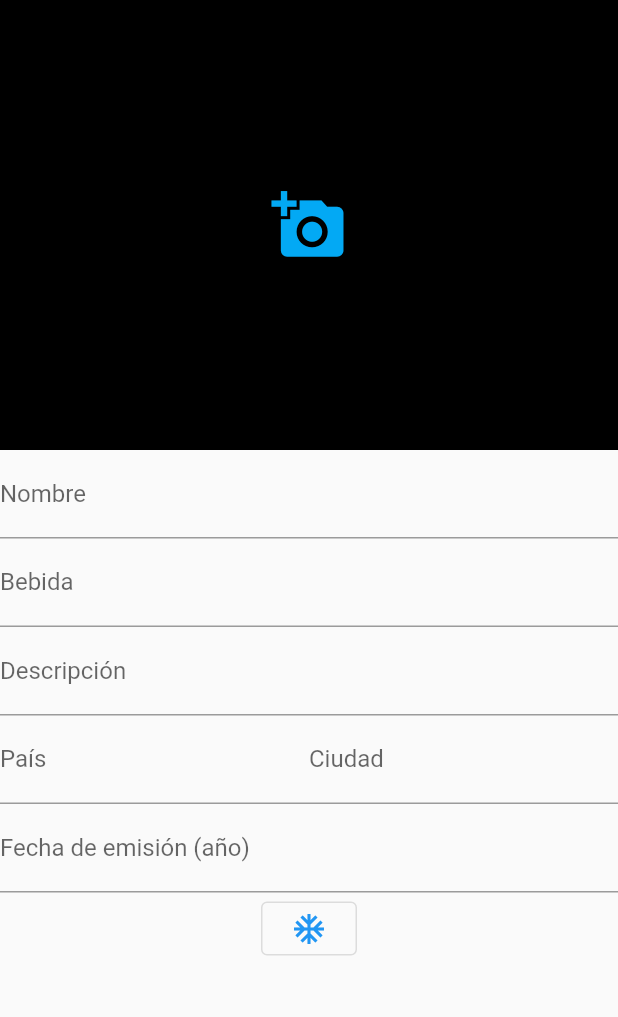
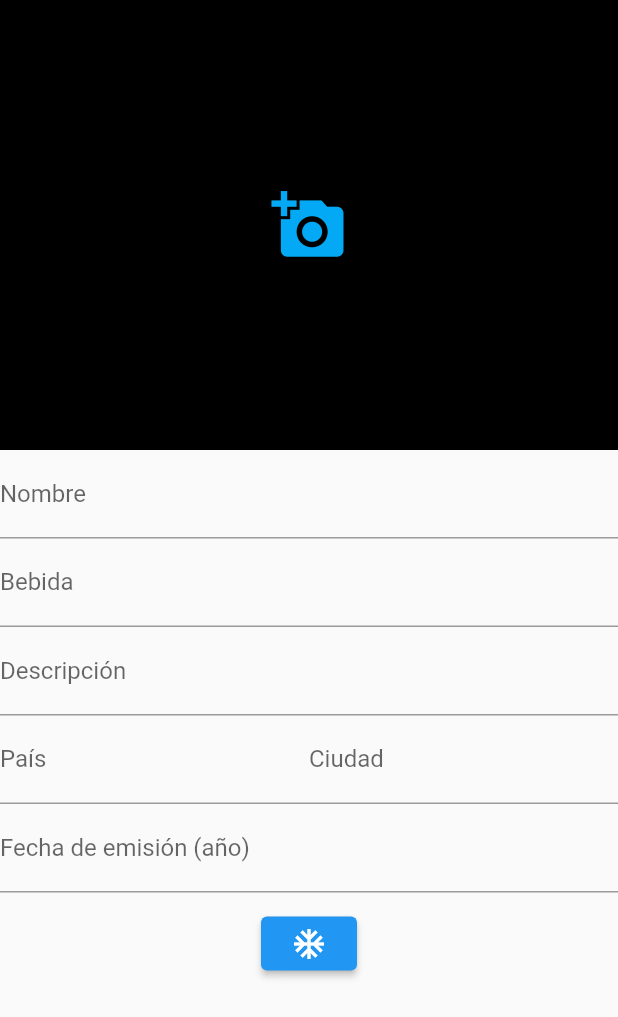
Before and after one commit to JulianOjea/bottle_cap_gallery, a Flutter app: the AddItem widget shown alone on an empty page, opened directly, on a phone screen of 412 x 824 dp. Shown: the top 1017 px of the screen. Run offline on Flutter 3.47's test engine with Material 2 defaults, Android fonts, the phone set to English and light mode, and no system bars; our stand-ins replace flutter_typeahead, sqflite, transparent_image; accounts and stored records are empty.

Commit message:
item with new fields

```diff
--- a/lib/src/views/ui/add_item_view.dart
+++ b/lib/src/views/ui/add_item_view.dart
@@ -4,7 +4,6 @@ import 'package:bottle_cap_gallery/src/business_logic/assets/countries_list.dart
 import 'package:bottle_cap_gallery/src/business_logic/assets/drink_list.dart';
 import 'package:bottle_cap_gallery/src/business_logic/assets/list_iface.dart';
 import 'package:bottle_cap_gallery/src/views/utils/item.dart';
-import 'package:bottle_cap_gallery/src/views/utils/item_collection.dart';
 
 import 'package:flutter/material.dart';
 import 'package:flutter/services.dart';
@@ -22,7 +21,18 @@ class AddItem extends StatefulWidget {
 }
 
 class _AddItemState extends State<AddItem> {
-  Item _item = Item(text: "", image: Uint8List(0), id: -1);
+  Item _item = Item(
+      brandName: '',
+      city: '',
+      country: '',
+      creationDate: DateTime.now(),
+      description: '',
+      folder: '',
+      id: -1,
+      image: Uint8List(0),
+      releaseDate: -1,
+      type: '');
+
   Image _displayimage = Image.memory(kTransparentImage);
   final GlobalKey<FormState> _formKey = GlobalKey<FormState>();
 
@@ -36,23 +46,25 @@ class _AddItemState extends State<AddItem> {
             children: [
               _imageInput(),
               //_sizedBox(),
-              _textInput("Nombre"),
+              _textInput("Nombre", "brandName"),
               //_sizedBox(),
               _typeAheadFormField(DrinkService(), "Bebida"),
               //_sizedBox(),
-              _textInput("Descripción"),
+              _textInput("Descripción", "Description"),
               //_sizedBox(),
               Row(
                 children: [
                   Expanded(
                     child: _typeAheadFormField(CountriesService(), "País"),
                   ),
-                  Expanded(child: _textInput("Ciudad")),
+                  Expanded(child: _textInput("Ciudad", "City")),
                 ],
               ),
               //_sizedBox(),
               _intInput("Fecha de emisión (año)"),
-              //_sizedBox(),
+              SizedBox(
+                height: 10.0,
+              ),
               _submitButton(context),
             ],
           ),
@@ -84,7 +96,7 @@ class _AddItemState extends State<AddItem> {
     );
   }
 
-  Widget _textInput(String labelText) {
+  Widget _textInput(String labelText, String valueToChange) {
     return Container(
       //padding: EdgeInsets.symmetric(horizontal: 10),
       child: TextFormField(
@@ -92,7 +104,13 @@ class _AddItemState extends State<AddItem> {
           labelText: labelText,
         ),
         onChanged: (value) {
-          _item.text = value;
+          if (valueToChange == "brandName") {
+            _item.brandName = value;
+          } else if (valueToChange == "description") {
+            _item.description = value;
+          } else if (valueToChange == "city") {
+            _item.city = value;
+          }
         },
       ),
     );
@@ -106,7 +124,7 @@ class _AddItemState extends State<AddItem> {
           labelText: labelText,
         ),
         onChanged: (value) {
-          _item.text = value;
+          _item.releaseDate = int.parse(value);
         },
         inputFormatters: [FilteringTextInputFormatter.digitsOnly],
         validator: (value) {
@@ -137,14 +155,14 @@ class _AddItemState extends State<AddItem> {
   }
 
   Widget _submitButton(BuildContext context) {
-    return OutlinedButton(
+    return ElevatedButton(
         onPressed: () {
           if (this._formKey.currentState!.validate()) ;
           /*
           var collection = context.read<Collection>();
           collection.add(_item);
+          */
           Navigator.pop(context, []);
-          */
         },
         child: Icon(Icons.ac_unit));
   }
@@ -163,6 +181,12 @@ class _AddItemState extends State<AddItem> {
         return list.getSuggestions(pattern);
       },
       itemBuilder: (context, String suggestion) {
+        if (labelText == "Bebida") {
+          print("esta es la sugestion" + suggestion);
+          _item.type = suggestion;
+        } else if (labelText == "País") {
+          _item.country = suggestion;
+        }
         return ListTile(
           title: Text(suggestion),
         );
--- a/lib/src/views/ui/edit_item_view.dart
+++ b/lib/src/views/ui/edit_item_view.dart
@@ -39,7 +39,7 @@ class _EditItemState extends State<EditItem> {
                 SizedBox(
                   height: 20.0,
                 ),
-                _textInput(widget.item.text),
+                _textInput(widget.item.brandName),
                 SizedBox(
                   height: 20.0,
                 ),
@@ -99,7 +99,7 @@ class _EditItemState extends State<EditItem> {
           border: OutlineInputBorder(borderRadius: BorderRadius.circular(20.0)),
         ),
         onChanged: (value) {
-          widget.item.text = value;
+          widget.item.brandName = value;
         },
       ),
     );
--- a/lib/src/views/utils/aux_classes.dart
+++ b/lib/src/views/utils/aux_classes.dart
@@ -37,7 +37,7 @@ class _AddEditViewState extends State<AddEditView> {
             SizedBox(
               height: 20.0,
             ),
-            _textInput(item.text),
+            _textInput(item.brandName),
             SizedBox(
               height: 20.0,
             ),
@@ -92,7 +92,7 @@ class _AddEditViewState extends State<AddEditView> {
           border: OutlineInputBorder(borderRadius: BorderRadius.circular(20.0)),
         ),
         onChanged: (value) {
-          widget.item.text = value;
+          widget.item.brandName = value;
         },
       ),
     );
--- a/lib/src/views/utils/item.dart
+++ b/lib/src/views/utils/item.dart
@@ -2,41 +2,45 @@ import 'dart:typed_data';
 
 class Item {
   int id;
-  String text;
+
+  String brandName;
+  String type;
+  String description;
+  String country;
+  String city;
+  int releaseDate;
+
   Uint8List image;
 
-  Item({required this.id, required this.text, required this.image});
+  String folder;
+  DateTime creationDate;
 
-/*
-  Item.fromJson(Map<String, dynamic> json)
-      : text = json['text'],
-        image = Image.memory(
-            Uint8List.fromList(json['image'].toString().codeUnits));
-*/
-/*
-  Map<String, dynamic> toJson() => {
-        'text': text,
-        'image': image.toString(),
-      };
-
-  String base64String(Uint8List data) {
-    return base64Encode(data);
-  }
-
-  Image imageFromBase64String(String base64String) {
-    return Image.memory(
-      base64Decode(base64String),
-      fit: BoxFit.fill,
-    );
-  }*/
+  Item(
+      {required this.id,
+      required this.brandName,
+      required this.type,
+      required this.description,
+      required this.country,
+      required this.city,
+      required this.releaseDate,
+      required this.image,
+      required this.folder,
+      required this.creationDate});
 
   Item.fromMap(Map<String, dynamic> res)
       : id = res["id"],
-        text = res["text"],
-        image = res["image"];
+        brandName = res["text"],
+        image = res["image"],
+        type = "",
+        description = "",
+        country = "",
+        city = "",
+        releaseDate = -1,
+        folder = "",
+        creationDate = DateTime.now();
 
   Map<String, dynamic> toMap() => {
-        'text': text,
+        'text': brandName,
         'image': image,
       };
 }
--- a/lib/src/views/utils/item_displayer.dart
+++ b/lib/src/views/utils/item_displayer.dart
@@ -81,7 +81,7 @@ class _DisplayItemState extends State<DisplayItem> {
       if (_displayTextFlag == false) {
         changeContainerOpacity();
         _displayTextFlag = true;
-        _displayText = _item.text;
+        _displayText = _item.brandName;
       } else {
         changeContainerOpacity();
         _displayTextFlag = false;
```
Also changed, not shown: lib/src/views/utils/item_collection.dart (+10 -5 lines).
